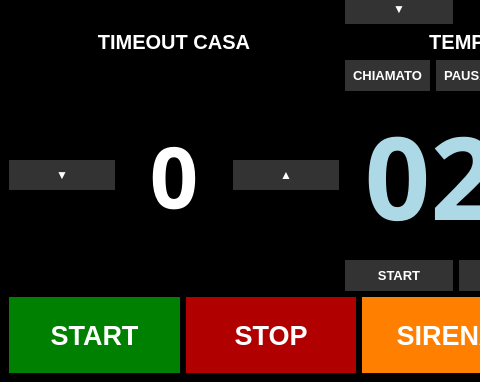
This is rasp5/gui/tabellone.ui in pythonpenguin/segnapunti_pallanuoto as Qt 5 draws it before an edit; both pictures show x 0 to 480 and y 241 to 623 of the 1024 by 623 pixel window. The edited form follows.
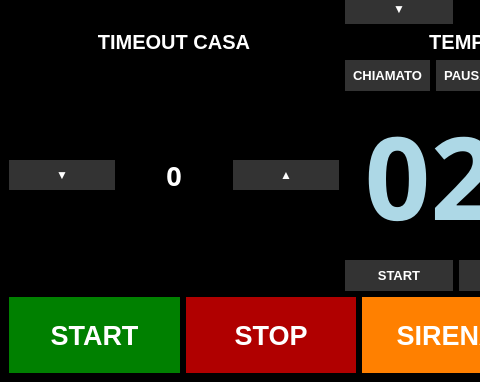
This is the edited form.

The edit to the form file:
```diff
--- a/rasp5/gui/tabellone.ui
+++ b/rasp5/gui/tabellone.ui
@@ -426,7 +426,7 @@
                                 <property name="font">
                                     <font>
                                         <family>DS-Digital</family>
-                                        <pointsize>64</pointsize>
+                                        <pointsize>20</pointsize>
                                         <bold>true</bold>
                                     </font>
                                 </property>
```
